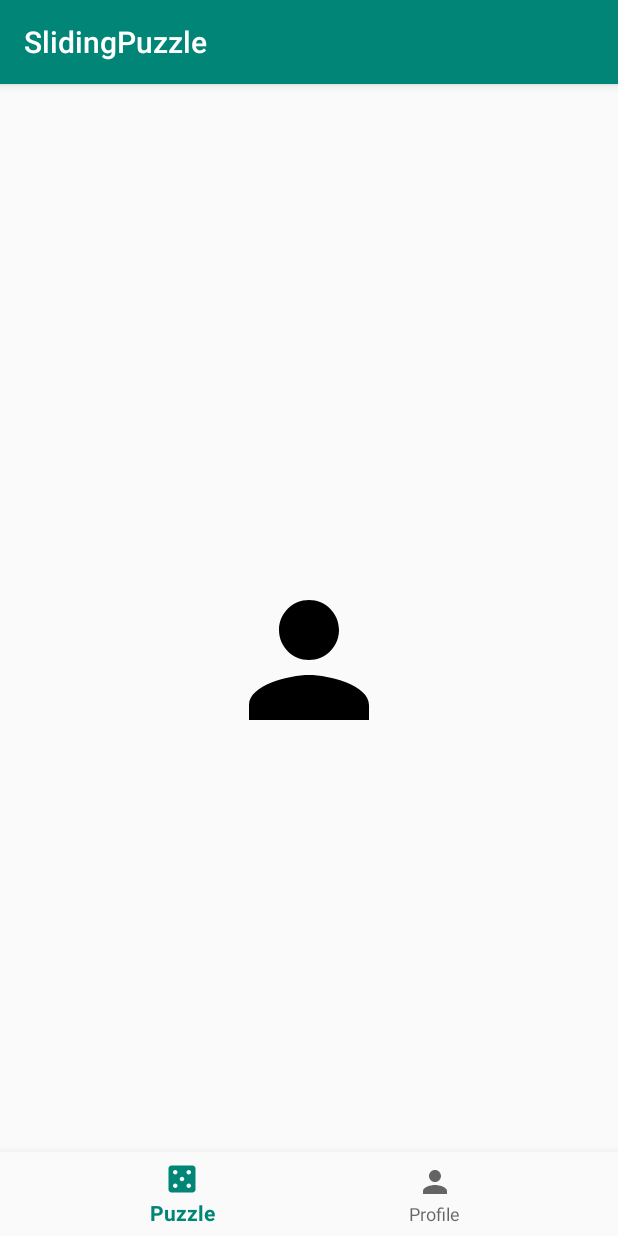
After one commit to dounaka/GameSlidingPuzzle, an Android app: the fragment ProfileFragment placed in its activity, on a phone screen of 412 x 824 dp. The commit adds this screen. Run offline under Robolectric (Android 15) with nearby library versions, the phone set to English and light mode, and no system bars; 1 statement that could not run was skipped.

Commit message:
part 2 - add viewmodel and databinding

```diff
--- a/app/build.gradle
+++ b/app/build.gradle
@@ -1,7 +1,5 @@
 apply plugin: 'com.android.application'
-
 apply plugin: 'kotlin-android'
-
 apply plugin: 'kotlin-android-extensions'
 
 android {
@@ -21,6 +19,10 @@ android {
         }
     }
 
+    dataBinding {
+        enabled = true
+    }
+
 }
 
 
--- a/app/src/main/AndroidManifest.xml
+++ b/app/src/main/AndroidManifest.xml
@@ -10,10 +10,11 @@
             android:supportsRtl="true"
             android:theme="@style/AppTheme">
         <activity
-                android:name="Main"
+                android:name=".MainActivity"
                 android:label="@string/app_name">
             <intent-filter>
                 <action android:name="android.intent.action.MAIN"/>
+
                 <category android:name="android.intent.category.LAUNCHER"/>
             </intent-filter>
         </activity>
--- /dev/null
+++ b/app/src/main/java/com/game/slidingpuzzle/ProfileFragment.kt
@@ -0,0 +1,23 @@
+package com.game.slidingpuzzle
+
+import android.os.Bundle
+import android.view.LayoutInflater
+import android.view.View
+import android.view.ViewGroup
+import androidx.fragment.app.Fragment
+
+class ProfileFragment : Fragment() {
+
+    companion object {
+        fun newInstance() = ProfileFragment()
+    }
+
+    override fun onCreateView(
+        inflater: LayoutInflater, container: ViewGroup?,
+        savedInstanceState: Bundle?
+    ): View {
+        return inflater.inflate(R.layout.profile_fragment, container, false)
+    }
+
+
+}
--- a/app/src/main/java/com/game/slidingpuzzle/PuzzleFragment.kt
+++ b/app/src/main/java/com/game/slidingpuzzle/PuzzleFragment.kt
@@ -6,6 +6,7 @@ import android.view.View
 import android.view.ViewGroup
 import androidx.fragment.app.Fragment
 import androidx.lifecycle.ViewModelProviders
+import com.game.slidingpuzzle.databinding.PuzzleFragmentBinding
 
 /**
  *
@@ -24,18 +25,16 @@ class PuzzleFragment : Fragment() {
         fun newInstance() = PuzzleFragment()
     }
 
-    private lateinit var viewModel: PuzzleViewModel
+    private val viewModel by lazy { ViewModelProviders.of(requireActivity()).get(PuzzleViewModel::class.java) }
 
     override fun onCreateView(
         inflater: LayoutInflater, container: ViewGroup?,
         savedInstanceState: Bundle?
     ): View? {
-        return inflater.inflate(R.layout.puzzle_fragment, container, false)
-    }
-
-    override fun onActivityCreated(savedInstanceState: Bundle?) {
-        super.onActivityCreated(savedInstanceState)
-        viewModel = ViewModelProviders.of(this).get(PuzzleViewModel::class.java)
+        val binding = PuzzleFragmentBinding.inflate(inflater, container, false)
+        binding.lifecycleOwner = this
+        binding.viewModel = viewModel
+        return binding.root
     }
 
 
--- a/app/src/main/java/com/game/slidingpuzzle/domain/Piece.kt
+++ b/app/src/main/java/com/game/slidingpuzzle/domain/Piece.kt
@@ -3,4 +3,10 @@ package com.game.slidingpuzzle.domain
 data class Piece(val id: Int, var location: Int) {
     fun isSet(): Boolean = id == location
     fun isEmptyPiece() = id == 0
+
+    val locationX: Int
+        get() = location % 10
+
+    val locationY: Int
+        get() = location / 10
 }
--- a/app/src/main/java/com/game/slidingpuzzle/domain/Puzzle.kt
+++ b/app/src/main/java/com/game/slidingpuzzle/domain/Puzzle.kt
@@ -6,7 +6,10 @@ class Puzzle() {
 
     var emptyPiece: Piece? = null
 
-    fun startNewGame(dimension: Int) {
+    var dimension:Int =0
+
+    fun startNewGame(dim: Int) {
+        dimension = dim
         if (dimension > 9 || dimension < 2) throw IllegalArgumentException(ERROR_INVALID_DIMENSION)
         if (pieces.isNotEmpty()) pieces.clear()
         val matrice = mutableListOf<Int>()
--- a/app/src/main/java/com/game/slidingpuzzle/ui/PuzzleView.kt
+++ b/app/src/main/java/com/game/slidingpuzzle/ui/PuzzleView.kt
@@ -1,5 +1,16 @@
 package com.game.slidingpuzzle.ui
 
+import android.content.Context
+import android.graphics.BlurMaskFilter
+import android.graphics.Canvas
+import android.graphics.Paint
+import android.graphics.Paint.ANTI_ALIAS_FLAG
+import android.graphics.RectF
+import android.util.AttributeSet
+import android.view.View
+import androidx.core.content.ContextCompat
+import com.game.slidingpuzzle.R
+import com.game.slidingpuzzle.domain.Piece
 import com.game.slidingpuzzle.domain.Puzzle
 
 
@@ -7,6 +18,83 @@ import com.game.slidingpuzzle.domain.Puzzle
  * Custom that will displays the puzzle image
  *
  */
-class PuzzleView() {
+class PuzzleView(context: Context, attrs: AttributeSet) : View(context, attrs) {
+    var textHeight: Float = 0f
+    var puzzleSize: Float = 0f
+    var pieceSize: Float = 0f
+
+    var viewWidth: Float = 0f
+    var viewHeight: Float = 0f
+    private val piecePaint = Paint(ANTI_ALIAS_FLAG).apply {
+        strokeWidth = 3f
+        color = ContextCompat.getColor(context, R.color.colorPiece)
+
+        if (textHeight == 0f) {
+            textHeight = textSize
+        } else {
+            textSize = textHeight
+        }
+    }
+
+    private val piePaint = Paint(Paint.ANTI_ALIAS_FLAG).apply {
+        style = Paint.Style.FILL
+        textSize = textHeight
+    }
+
+    private val shadowPaint = Paint(0).apply {
+        color = 0x101010
+        maskFilter = BlurMaskFilter(8f, BlurMaskFilter.Blur.NORMAL)
+    }
     var puzzle: Puzzle? = null
+
+
+    override fun onSizeChanged(w: Int, h: Int, oldw: Int, oldh: Int) {
+        super.onSizeChanged(w, h, oldw, oldh)
+        var xpad = (paddingLeft + paddingRight).toFloat()
+        val ypad = (paddingTop + paddingBottom).toFloat()
+        viewWidth = w.toFloat() - xpad
+        viewHeight = h.toFloat() - ypad
+        puzzleSize = Math.min(viewWidth, viewHeight)
+
+    }
+
+
+    override fun onMeasure(widthMeasureSpec: Int, heightMeasureSpec: Int) {
+        val parentWidth = View.MeasureSpec.getSize(widthMeasureSpec)
+        val parentHeight = View.MeasureSpec.getSize(heightMeasureSpec)
+        this.setMeasuredDimension(parentWidth, parentHeight)
+        viewWidth = parentWidth.toFloat()
+        viewHeight = parentHeight.toFloat()
+        super.onMeasure(widthMeasureSpec, heightMeasureSpec)
+    }
+
+    override fun onDraw(canvas: Canvas) {
+        super.onDraw(canvas)
+        puzzle?.let { pzle ->
+            canvas.apply {
+                pzle.pieces.values.forEach { piece ->
+                    if (piece.isEmptyPiece().not())
+                        drawRect(convertToRectangle(piece), piecePaint)
+                }
+            }
+        }
+    }
+
+    fun drawPuzzle(pzle: Puzzle?) {
+        pzle?.let {
+            this.puzzle = it
+            pieceSize = puzzleSize / it.dimension
+        }
+        invalidate()
+
+
+    }
+
+    private fun convertToRectangle(piece: Piece): RectF {
+        val startX = (piece.locationX - 1) * pieceSize
+        val startY = (piece.locationY - 1) * pieceSize
+        return RectF(startX, startY, (startX + pieceSize) - 2, (startY + pieceSize) - 2)
+
+    }
+
 }
--- /dev/null
+++ b/app/src/main/res/drawable/ic_casino_black_24dp.xml
@@ -0,0 +1,9 @@
+<vector xmlns:android="http://schemas.android.com/apk/res/android"
+        android:width="24dp"
+        android:height="24dp"
+        android:viewportWidth="24.0"
+        android:viewportHeight="24.0">
+    <path
+        android:fillColor="#FF000000"
+        android:pathData="M19,3L5,3c-1.1,0 -2,0.9 -2,2v14c0,1.1 0.9,2 2,2h14c1.1,0 2,-0.9 2,-2L21,5c0,-1.1 -0.9,-2 -2,-2zM7.5,18c-0.83,0 -1.5,-0.67 -1.5,-1.5S6.67,15 7.5,15s1.5,0.67 1.5,1.5S8.33,18 7.5,18zM7.5,9C6.67,9 6,8.33 6,7.5S6.67,6 7.5,6 9,6.67 9,7.5 8.33,9 7.5,9zM12,13.5c-0.83,0 -1.5,-0.67 -1.5,-1.5s0.67,-1.5 1.5,-1.5 1.5,0.67 1.5,1.5 -0.67,1.5 -1.5,1.5zM16.5,18c-0.83,0 -1.5,-0.67 -1.5,-1.5s0.67,-1.5 1.5,-1.5 1.5,0.67 1.5,1.5 -0.67,1.5 -1.5,1.5zM16.5,9c-0.83,0 -1.5,-0.67 -1.5,-1.5S15.67,6 16.5,6s1.5,0.67 1.5,1.5S17.33,9 16.5,9z"/>
+</vector>
--- /dev/null
+++ b/app/src/main/res/drawable/ic_person_black_24dp.xml
@@ -0,0 +1,9 @@
+<vector xmlns:android="http://schemas.android.com/apk/res/android"
+        android:width="24dp"
+        android:height="24dp"
+        android:viewportWidth="24.0"
+        android:viewportHeight="24.0">
+    <path
+        android:fillColor="#FF000000"
+        android:pathData="M12,12c2.21,0 4,-1.79 4,-4s-1.79,-4 -4,-4 -4,1.79 -4,4 1.79,4 4,4zM12,14c-2.67,0 -8,1.34 -8,4v2h16v-2c0,-2.66 -5.33,-4 -8,-4z"/>
+</vector>
--- a/app/src/main/res/layout/activity_main.xml
+++ b/app/src/main/res/layout/activity_main.xml
@@ -3,21 +3,20 @@
         xmlns:android="http://schemas.android.com/apk/res/android"
         xmlns:app="http://schemas.android.com/apk/res-auto"
         xmlns:tools="http://schemas.android.com/tools"
-        android:id="@+id/container"
         android:layout_width="match_parent"
         android:layout_height="match_parent"
-        tools:context="com.com.game.slidingpuzzle.domain.MainActivity">
+        tools:context=".MainActivity">
 
-    <TextView
-            android:id="@+id/message"
-            android:layout_width="wrap_content"
-            android:layout_height="wrap_content"
-            android:layout_marginStart="@dimen/activity_horizontal_margin"
-            android:layout_marginLeft="@dimen/activity_horizontal_margin"
-            android:layout_marginTop="@dimen/activity_vertical_margin"
-            android:text="@string/title_home"
+
+
+    <FrameLayout
+            android:id="@+id/container"
+            android:layout_width="match_parent"
+            android:layout_height="match_parent"
+            android:text="@string/title_puzzle"
             app:layout_constraintLeft_toLeftOf="parent"
-            app:layout_constraintTop_toTopOf="parent"/>
+            app:layout_constraintTop_toTopOf="parent"
+            app:layout_constraintBottom_toTopOf="@+id/nav_view"/>
 
     <com.google.android.material.bottomnavigation.BottomNavigationView
             android:id="@+id/nav_view"
--- /dev/null
+++ b/app/src/main/res/layout/profile_fragment.xml
@@ -0,0 +1,19 @@
+<?xml version="1.0" encoding="utf-8"?>
+<androidx.constraintlayout.widget.ConstraintLayout
+        xmlns:android="http://schemas.android.com/apk/res/android"
+        xmlns:app="http://schemas.android.com/apk/res-auto"
+        xmlns:tools="http://schemas.android.com/tools"
+        android:id="@+id/tempo"
+        android:layout_width="match_parent"
+        android:layout_height="match_parent"
+        tools:context=".ProfileFragment">
+
+    <ImageView
+            android:layout_width="120dp" android:layout_height="120dp"
+            android:src="@drawable/ic_person_black_24dp"
+            app:layout_constraintEnd_toEndOf="parent"
+            app:layout_constraintStart_toStartOf="parent"
+            app:layout_constraintBottom_toBottomOf="parent"
+            app:layout_constraintTop_toTopOf="parent"/>
+
+</androidx.constraintlayout.widget.ConstraintLayout>
--- a/app/src/main/res/menu/bottom_nav_menu.xml
+++ b/app/src/main/res/menu/bottom_nav_menu.xml
@@ -2,18 +2,14 @@
 <menu xmlns:android="http://schemas.android.com/apk/res/android">
 
     <item
-            android:id="@+id/navigation_home"
-            android:icon="@drawable/ic_home_black_24dp"
-            android:title="@string/title_home"/>
+            android:id="@+id/navigation_puzzle"
+            android:icon="@drawable/ic_casino_black_24dp"
+            android:title="@string/title_puzzle"/>
+
 
     <item
-            android:id="@+id/navigation_dashboard"
-            android:icon="@drawable/ic_dashboard_black_24dp"
-            android:title="@string/title_dashboard"/>
-
-    <item
-            android:id="@+id/navigation_notifications"
-            android:icon="@drawable/ic_notifications_black_24dp"
-            android:title="@string/title_notifications"/>
+            android:id="@+id/navigation_profile"
+            android:icon="@drawable/ic_person_black_24dp"
+            android:title="@string/title_profile"/>
 
 </menu>
--- a/app/src/main/res/values/colors.xml
+++ b/app/src/main/res/values/colors.xml
@@ -3,4 +3,7 @@
     <color name="colorPrimary">#008577</color>
     <color name="colorPrimaryDark">#00574B</color>
     <color name="colorAccent">#D81B60</color>
+    <color name="colorPiece">#80FF1B60</color>
+    <color name="colorEmtpyPiece">#401BFF60</color>
+
 </resources>
--- a/app/src/main/res/values/dimens.xml
+++ b/app/src/main/res/values/dimens.xml
@@ -2,4 +2,7 @@
     <!-- Default screen margins, per the Android Design guidelines. -->
     <dimen name="activity_horizontal_margin">16dp</dimen>
     <dimen name="activity_vertical_margin">16dp</dimen>
+    <dimen name="space_small">8dp</dimen>
+    <dimen name="space_medium">16dp</dimen>
+    <dimen name="space_big">32dp</dimen>
 </resources>
```
Also changed, not shown: app/src/main/java/com/game/slidingpuzzle/MainActivity.kt (+18 -12 lines), app/src/main/java/com/game/slidingpuzzle/PuzzleViewModel.kt (+10 -2 lines), app/src/main/java/com/game/slidingpuzzle/ui/PuzzleBindingAdapter.kt (added, +22 -0 lines), app/src/main/res/layout/puzzle_fragment.xml (+48 -11 lines), app/src/main/res/values/strings.xml (+6 -3 lines).
